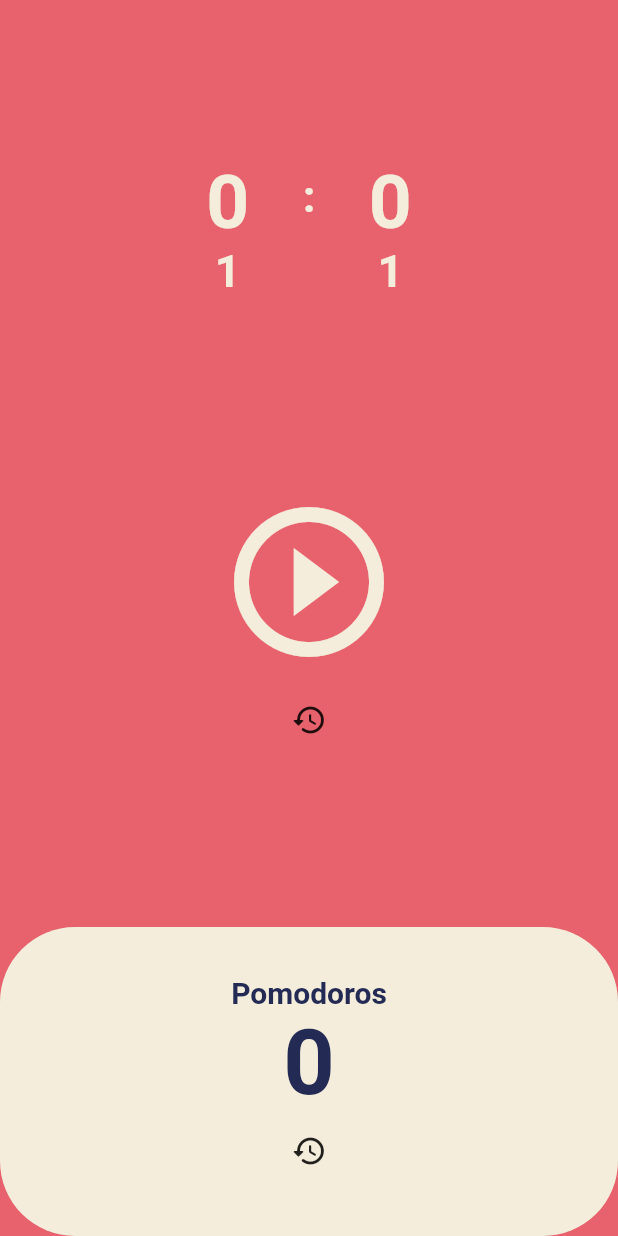
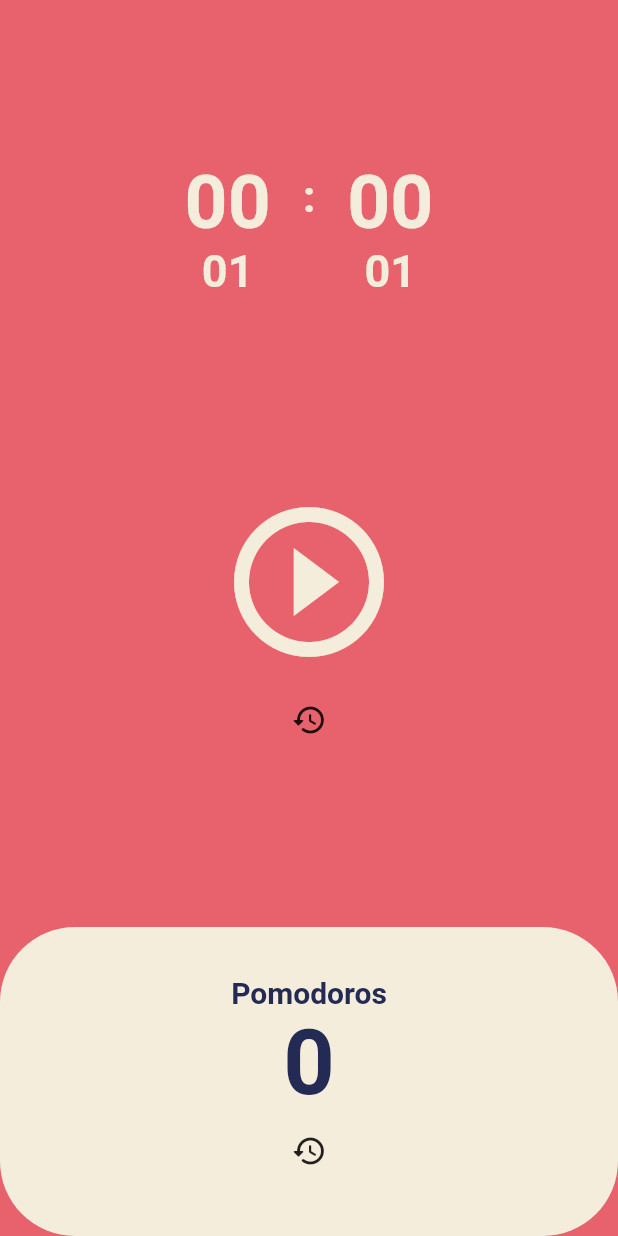
Before and after one commit to KihaJeong1994/pomodoro, a Flutter app: the screen it shows after launch, on a phone screen of 412 x 824 dp. Run offline on Flutter 3.47's test engine with Material 2 defaults, Android fonts, the phone set to English and light mode, and no system bars; drawn by our look-alikes of numberpicker.

Commit message:
textmapper 1->01

```diff
--- a/lib/screens/home_screen.dart
+++ b/lib/screens/home_screen.dart
@@ -86,12 +86,15 @@ class _HomeScreenState extends State<HomeScreen> {
             child: Container(
               alignment: Alignment.bottomCenter,
               child: isRunning
-                  ? Text(
-                      format(totalSeconds),
-                      style: TextStyle(
-                        color: Theme.of(context).cardColor,
-                        fontSize: 89,
-                        fontWeight: FontWeight.w600,
+                  ? Transform.translate(
+                      offset: Offset(0, -30),
+                      child: Text(
+                        format(totalSeconds),
+                        style: TextStyle(
+                          color: Theme.of(context).cardColor,
+                          fontSize: 50,
+                          fontWeight: FontWeight.w600,
+                        ),
                       ),
                     )
                   : Row(
@@ -115,6 +118,9 @@ class _HomeScreenState extends State<HomeScreen> {
                             fontSize: 50,
                             fontWeight: FontWeight.w600,
                           ),
+                          textMapper: (numberText) => numberText.length <= 1
+                              ? '0$numberText'
+                              : numberText,
                         ),
                         Text(
                           ':',
@@ -142,6 +148,9 @@ class _HomeScreenState extends State<HomeScreen> {
                             fontSize: 50,
                             fontWeight: FontWeight.w600,
                           ),
+                          textMapper: (numberText) => numberText.length <= 1
+                              ? '0$numberText'
+                              : numberText,
                         ),
                       ],
                     ),
```
